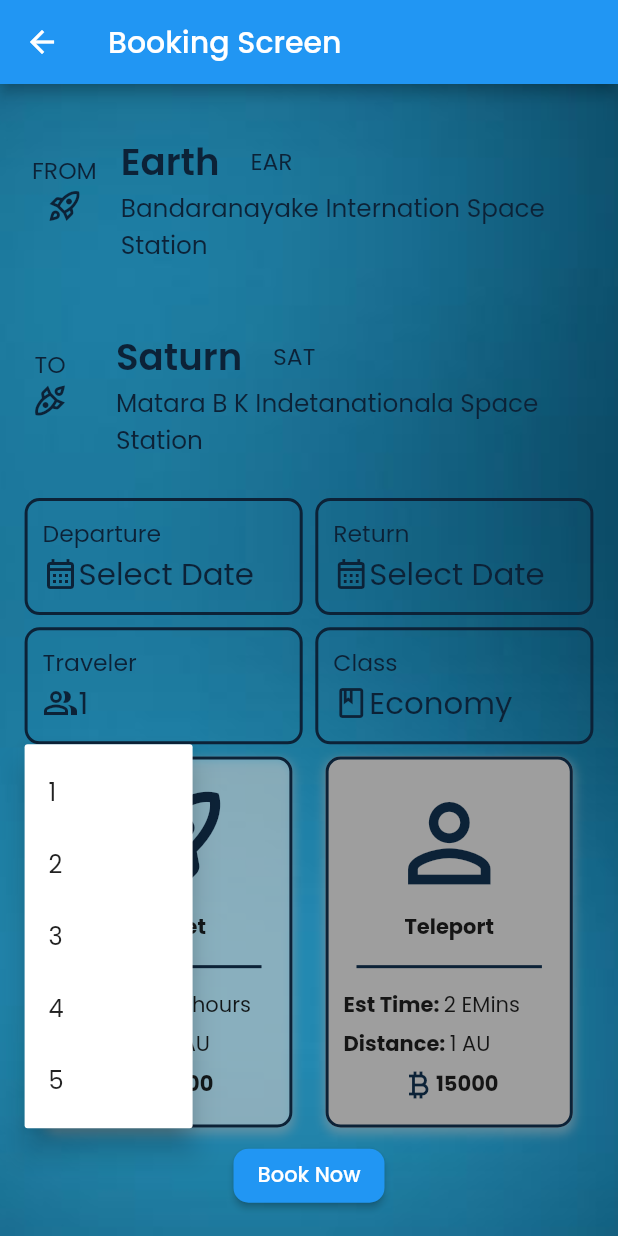
After one commit to DinithKumudika/velox-ByteMechanics_Velox, a Flutter app: the BookingScreen screen opened directly, after a tap on "Traveler", on a phone screen of 412 x 824 dp. The commit adds this screen. Run offline on Flutter 3.47's test engine with Material 2 defaults, Android fonts, the phone set to English and light mode, and no system bars; our stand-ins replace cloud_firestore, firebase_core, flutter_svg, get, lottie; accounts and stored records are empty.

Commit message:
Added booking screen

```diff
--- a/lib/config/routes.dart
+++ b/lib/config/routes.dart
@@ -1,6 +1,7 @@
 import 'package:flutter/material.dart';
 import 'package:velox/features/authentication/screens/login_screen.dart';
 import 'package:velox/features/authentication/screens/signup_screen.dart';
+import 'package:velox/screens/booking_screen.dart';
 import 'package:velox/screens/welcome_screen.dart';
 
 // Define your routes as a Map<String, WidgetBuilder> where the keys are the route names
@@ -10,4 +11,5 @@ final Map<String, WidgetBuilder> routes = {
   '/welcome': (context) => const WelcomeScreen(),
   '/login': (context) => const LoginScreen(),
   '/signup': (context) => const SignupScreen(),
+  '/bookingDetails': (context) => BookingScreen(),
 };
--- /dev/null
+++ b/lib/screens/booking_screen.dart
@@ -0,0 +1,172 @@
+import 'package:flutter/material.dart';
+import 'package:velox/widgets/booking_tile_narrow.dart';
+import 'package:velox/widgets/booking_tile_vertical.dart';
+
+import '../widgets/booking_tile_wide.dart';
+
+class BookingScreen extends StatefulWidget {
+  static const routeName = '/booking-screen';
+
+  @override
+  _BookingScreenState createState() => _BookingScreenState();
+}
+
+class _BookingScreenState extends State<BookingScreen> {
+  TextEditingController _departureDateController = TextEditingController();
+  TextEditingController _returnDateController = TextEditingController();
+  TextEditingController _travelerController = TextEditingController();
+  TextEditingController _classController = TextEditingController();
+  String _selectedTransportMode = 'Rocket';
+
+  @override
+  Widget build(BuildContext context) {
+    return Scaffold(
+      appBar: AppBar(
+        title: Text('Booking Screen'),
+      ),
+      body: Container(
+        //add background image
+        decoration: BoxDecoration(
+          image: DecorationImage(
+            image: AssetImage('assets/images/background.jpg'),
+            fit: BoxFit.cover,
+          ),
+        ),
+        child: Padding(
+          padding: const EdgeInsets.all(8.0),
+          child: Column(
+            crossAxisAlignment: CrossAxisAlignment.start,
+            mainAxisAlignment: MainAxisAlignment.spaceEvenly,
+            children: [
+              WideBookingTile(
+                toFrom: "FROM",
+                planet: "Earth",
+                planetCode: "EAR",
+                destination: "Bandaranayake Internation Space Station",
+
+              ),
+              WideBookingTile(
+                toFrom: "TO",
+                planet: "Saturn",
+                planetCode: "SAT",
+                destination: "Matara B K Indetanationala Space Station",
+              ),
+              Row(
+                mainAxisAlignment: MainAxisAlignment.spaceEvenly,
+                children: [
+                  NarrowBookingTile(
+                    leadingIcon: Icons.calendar_month_outlined,
+                    title: 'Departure',
+                    isDatePicker: true,
+                    controller: _departureDateController,
+                  ),
+                  NarrowBookingTile(
+                    leadingIcon: Icons.calendar_month_outlined,
+                    title: 'Return',
+                    isDatePicker: true,
+                    controller: _returnDateController,
+                  ),
+                ],
+              ),
+              Row(
+                mainAxisAlignment: MainAxisAlignment.spaceEvenly,
+                children: [
+                  NarrowBookingTile(
+                    //leading icon to show multiple users
+                    leadingIcon: Icons.people_alt_outlined,
+                    title: 'Traveler',
+                    isNumPicker: true,
+                    controller: _travelerController,
+                  ),
+                  NarrowBookingTile(
+                    leadingIcon: Icons.book_outlined,
+                    title: 'Class',
+                    isDropDown: true,
+                    dropDownItems: ['Economy', 'Business', 'First'],
+                    controller: _classController,
+                  ),
+                ],
+              ),
+              GestureDetector(
+                onTap: () {
+                  setState(() {
+                    if (_selectedTransportMode == 'Rocket') {
+                      _selectedTransportMode = 'Teleport';
+                    } else {
+                      _selectedTransportMode = 'Rocket';
+                    }
+                  });
+                },
+                child: Row(
+                  mainAxisAlignment: MainAxisAlignment.spaceEvenly,
+                  children: [
+                    Container(
+                      //add blur effect based on the selected transport mode
+                      decoration: BoxDecoration(
+                        color: _selectedTransportMode == 'Rocket'
+                            ? Color.fromRGBO(255, 255, 255, 0.25)
+                            : Colors.grey,
+                        borderRadius: BorderRadius.circular(10),
+                        boxShadow: [
+                          BoxShadow(
+                            color: Colors.grey.withOpacity(0.5),
+                            spreadRadius: 1,
+                            blurRadius: 5,
+                            offset: Offset(0, 3),
+                          ),
+                        ],
+                      ),
+                      child: VerticalBookingTile(
+                        leadingIcon: Icons.rocket_launch_outlined,
+                        title: 'Rocket',
+                        estTime: '2 Ehours',
+                        distance: '1 AU',
+                        cost: '2000',
+                      ),
+                    ),
+                    Container(
+                      //add blur effect based on the selected transport mode
+                      decoration: BoxDecoration(
+                        color: _selectedTransportMode == 'Teleport'
+                            ? Color.fromRGBO(255, 255, 255, 0.25)
+                            : Colors.grey,
+                        borderRadius: BorderRadius.circular(10),
+                        boxShadow: [
+                          BoxShadow(
+                            color: Colors.grey.withOpacity(0.5),
+                            spreadRadius: 1,
+                            blurRadius: 5,
+                            offset: Offset(0, 3),
+                          ),
+                        ],
+                      ),
+                      child: VerticalBookingTile(
+                        leadingIcon: Icons.person_outline,
+                        title: 'Teleport',
+                        estTime: '2 EMins',
+                        distance: '1 AU',
+                        cost: '15000',
+                      ),
+                    ),
+                  ],
+                ),
+              ),
+              Center(
+                child: ElevatedButton(
+                  style: ElevatedButton.styleFrom(
+
+                    shape: RoundedRectangleBorder(
+                      borderRadius: BorderRadius.circular(10),
+                    ),
+                  ),
+                  onPressed: () {},
+                  child: Text('Book Now'),
+                ),
+              ),
+            ],
+          ),
+        ),
+      ),
+    );
+  }
+}
--- /dev/null
+++ b/lib/widgets/booking_tile_narrow.dart
@@ -0,0 +1,187 @@
+import 'package:flutter/material.dart';
+import 'package:intl/intl.dart';
+
+class NarrowBookingTile extends StatefulWidget {
+  NarrowBookingTile(
+      {super.key,
+      required this.leadingIcon,
+      required this.title,
+      this.isDatePicker = false,
+      this.isDropDown = false,
+      this.dropDownItems = const [],
+      this.isNumPicker = false,
+      required this.controller});
+
+  final IconData leadingIcon;
+  final String title;
+  final bool isDatePicker;
+  final bool isDropDown;
+  final bool isNumPicker;
+  final List<String> dropDownItems;
+  final TextEditingController controller;
+
+  @override
+  State<NarrowBookingTile> createState() => _NarrowBookingTileState();
+}
+
+class _NarrowBookingTileState extends State<NarrowBookingTile> {
+
+  @override
+  void initState() {
+    super.initState();
+    if (widget.isDropDown) {
+      widget.controller.text = widget.dropDownItems[0];
+    }
+    if (widget.isNumPicker) {
+      widget.controller.text = '1';
+    }
+  }
+
+  @override
+  Widget build(BuildContext context) {
+    var icon = Icon(
+      widget.leadingIcon,
+      color: Color.fromRGBO(12, 34, 55, 1),
+    );
+    var title = Text(
+      widget.title,
+      style: TextStyle(
+        color: Color.fromRGBO(12, 34, 55, 1),
+        fontSize: MediaQuery.of(context).size.width * 0.038,
+        fontFamily: 'Poppins',
+        fontWeight: FontWeight.w400,
+      ),
+    );
+    return InkWell(
+      onTap: () async {
+        // await datePicker(context);
+        if (widget.isDatePicker) {
+          await datePicker(context);
+        }
+        if (widget.isDropDown) {
+          await dropDown(context, widget.dropDownItems);
+        }
+        if (widget.isNumPicker) {
+          await numPicker(context);
+        }
+      },
+      child: Container(
+        padding: EdgeInsets.all(10),
+        decoration: BoxDecoration(
+          border: Border.all(
+            color: Color.fromRGBO(12, 34, 55, 1),
+            width: 2,
+          ),
+          borderRadius: BorderRadius.circular(10),
+        ),
+        width: MediaQuery.of(context).size.width * 0.45,
+        child: Column(
+          crossAxisAlignment: CrossAxisAlignment.start,
+          children: [
+            title,
+            Row(
+              children: [
+                icon,
+                Text(
+                  widget.controller.text.isEmpty ? "Select Date" : widget.controller.text,
+                  // overflow: TextOverflow.ellipsis,
+                  style: TextStyle(
+                    color: Color.fromRGBO(12, 34, 55, 1),
+                    fontSize: MediaQuery.of(context).size.width * 0.05,
+                    fontFamily: 'Poppins',
+                  ),
+                ),
+              ],
+            )
+          ],
+        ),
+      ),
+    );
+  }
+
+  Future<void> datePicker(BuildContext context) async {
+    final DateTime? pickedDate = await showDatePicker(
+      context: context,
+      //initial date to now when no date is selected but selected date when a date is selected
+      initialDate: widget.controller.text.isEmpty
+          ? DateTime.now()
+          : DateFormat('dd/MM/yyyy').parse(widget.controller.text),
+      firstDate: DateTime.now(),
+      lastDate:
+          DateTime.now().add(Duration(days: 3650)), // 10 years into the future
+    );
+    if (pickedDate != null) {
+      // widget.controller.text = DateFormat('dd/MM/yyyy').format(pickedDate);
+      //set the state to update the UI
+      setState(() {
+        widget.controller.text = DateFormat('dd/MM/yyyy').format(pickedDate);
+      });
+    }
+  }
+
+  Future<void> dropDown(
+      BuildContext context, List<String> dropDownItems) async {
+    final RenderBox inkWellBox = context.findRenderObject() as RenderBox;
+    final menuPosition = RelativeRect.fromRect(
+      Rect.fromPoints(
+        inkWellBox.localToGlobal(Offset(0, inkWellBox.size.height + 10)),
+        inkWellBox.localToGlobal(inkWellBox.size.bottomRight(Offset.zero)),
+      ),
+      Offset.zero & MediaQuery.of(context).size,
+    );
+    final String? pickedItem = await showMenu(
+      context: context,
+      position: menuPosition,
+      items: dropDownItems.map((String item) {
+        return PopupMenuItem<String>(
+            value: item,
+            child: InkWell(
+              onTap: () {
+                Navigator.pop(context, item);
+              },
+              child: Text(item),
+            ));
+      }).toList(),
+    );
+
+    if (pickedItem != null) {
+      //set the state to update the UI
+      setState(() {
+        widget.controller.text = pickedItem;
+      });
+    }
+  }
+
+  Future<void> numPicker(BuildContext context) async {
+    final RenderBox inkWellBox = context.findRenderObject() as RenderBox;
+    final menuPosition = RelativeRect.fromRect(
+      Rect.fromPoints(
+        inkWellBox.localToGlobal(Offset(0, inkWellBox.size.height + 10)),
+        inkWellBox.localToGlobal(inkWellBox.size.bottomRight(Offset.zero)),
+      ),
+      Offset.zero & MediaQuery.of(context).size,
+    );
+    List<int> dropDownItems = [1, 2, 3, 4, 5];
+    final int? pickedNum = await showMenu<int>(
+      context: context,
+      position: menuPosition,
+      items: dropDownItems.map((int item) {
+        return PopupMenuItem<int>(
+            value: item,
+            child: InkWell(
+              onTap: () {
+                Navigator.pop(context, item);
+              },
+              child: Text(item.toString()),
+            ));
+      }).toList(),
+    );
+
+    if (pickedNum != null) {
+      //set the state to update the UI
+      setState(() {
+        widget.controller.text = pickedNum.toString();
+      });
+    }
+  }
+}
--- /dev/null
+++ b/lib/widgets/booking_tile_vertical.dart
@@ -0,0 +1,85 @@
+import 'package:flutter/material.dart';
+
+class VerticalBookingTile extends StatelessWidget {
+
+  VerticalBookingTile({
+    required this.leadingIcon,
+    required this.title,
+    required this.estTime,
+    required this.distance,
+    required this.cost,
+  });
+
+  final IconData leadingIcon;
+  final String title;
+  final String estTime;
+  final String distance;
+  final String cost;
+  @override
+  Widget build(BuildContext context) {
+    return Container(
+      height: MediaQuery.of(context).size.height * 0.30,
+      width: MediaQuery.of(context).size.width * 0.40,
+      padding: EdgeInsets.all(10.0),
+      decoration: BoxDecoration(
+        border: Border.all(
+          color: Color.fromRGBO(12, 34, 55, 1),
+          width: 2.0,
+        ),
+        borderRadius: BorderRadius.circular(10.0),
+      ),
+      child: Column(
+        crossAxisAlignment: CrossAxisAlignment.center,
+        mainAxisAlignment: MainAxisAlignment.spaceEvenly,
+        children: [
+          Icon(
+            leadingIcon,
+            color: Color.fromRGBO(12, 34, 55, 1),
+            size: MediaQuery.of(context).size.height * 0.10,
+          ),
+          Text(
+            title,
+            style: TextStyle(
+              fontWeight: FontWeight.bold,
+            ),
+          ),
+          //horizontal line
+          Container(
+            margin: EdgeInsets.symmetric(vertical: 10.0),
+            height: 2.0,
+            width: MediaQuery.of(context).size.width * 0.30,
+            color: Color.fromRGBO(12, 34, 55, 1),
+          ),
+          Row(
+            children: [
+              Text(
+                "Est Time: ",
+                style: TextStyle(fontWeight: FontWeight.bold),
+              ),
+              Text(estTime),
+            ],
+          ),
+          Row(
+            children: [
+              Text(
+                "Distance: ",
+                style: TextStyle(fontWeight: FontWeight.bold),
+              ),
+              Text(distance),
+            ],
+          ),
+          Row(
+            mainAxisAlignment: MainAxisAlignment.center,
+            children: [
+              Icon(Icons.currency_bitcoin, color: Color.fromRGBO(12, 34, 55, 1)),
+              Text(
+                cost,
+                style: TextStyle(fontWeight: FontWeight.bold),
+              ),
+            ],
+          )
+        ],
+      ),
+    );
+  }
+}
--- /dev/null
+++ b/lib/widgets/booking_tile_wide.dart
@@ -0,0 +1,91 @@
+import 'package:flutter/material.dart';
+
+class WideBookingTile extends StatelessWidget {
+  WideBookingTile({super.key, required this.toFrom, required this.planet, required this.planetCode, required this.destination});
+
+final String toFrom;
+final String planet;
+final String planetCode;
+final String destination;
+  @override
+  Widget build(BuildContext context) {
+    var leadingIcon;
+    if (toFrom == "FROM") {
+      leadingIcon = Icon(
+        Icons.rocket_launch_outlined,
+        color: Color.fromRGBO(12, 34, 55, 1),
+      );
+    } else {
+      leadingIcon = Transform.rotate(
+          angle: 3.14,
+          child: Icon(
+            Icons.rocket_launch_outlined,
+            color: Color.fromRGBO(12, 34, 55, 1),
+          ));
+    }
+    return ListTile(
+      //give background color\
+      dense: true,
+      tileColor: Color.fromRGBO(255, 255, 255, 1),
+      shape: RoundedRectangleBorder(
+        borderRadius: BorderRadius.circular(10),
+        side: BorderSide(
+          color: Colors.black,
+        ),
+      ),
+      contentPadding: EdgeInsets.all(
+        MediaQuery.of(context).size.width * 0.03,
+      ),
+      leading: Column(
+        children: [
+          Text(
+            toFrom,
+            style: TextStyle(
+              color: Color.fromRGBO(12, 34, 55, 1),
+              fontSize: MediaQuery.of(context).size.width * 0.038,
+              fontFamily: 'Poppins',
+              fontWeight: FontWeight.w400,
+            ),
+          ),
+          leadingIcon,
+        ],
+        mainAxisAlignment: MainAxisAlignment.center,
+      ),
+      title: Flex(direction: Axis.horizontal, children: [
+        Text(planet,
+            style: TextStyle(
+              color: Color.fromRGBO(12, 34, 55, 1),
+              fontSize: MediaQuery.of(context).size.width * 0.06,
+              fontFamily: 'Poppins',
+              fontWeight: FontWeight.w600,
+            )),
+        Expanded(
+            child: Padding(
+          padding:
+              EdgeInsets.only(left: MediaQuery.of(context).size.width * 0.05),
+          child: Text(
+            planetCode,
+            style: TextStyle(
+              color: Color.fromRGBO(12, 34, 55, 1),
+              fontSize: MediaQuery.of(context).size.width * 0.038,
+              fontFamily: 'Poppins',
+              fontWeight: FontWeight.w400,
+            ),
+          ),
+        )),
+      ]),
+      subtitle: Text(
+        destination,
+        style: TextStyle(
+          color: Color.fromRGBO(12, 34, 55, 1),
+          fontSize: MediaQuery.of(context).size.width * 0.04,
+          fontFamily: 'Poppins',
+          fontWeight: FontWeight.w400,
+        ),
+      ),
+      onTap: () {
+        // Navigator.pushNamed(context, '/booking');
+      },
+    );
+  }
+}
--- a/pubspec.yaml
+++ b/pubspec.yaml
@@ -44,6 +44,8 @@ dependencies:
   firebase_auth: ^4.7.3
   cloud_firestore: ^4.8.5
   get: ^4.6.5
+  intl: ^0.18.1
+  numberpicker: ^2.1.2
 
 dev_dependencies:
   flutter_test:
```
Also changed, not shown: assets/images/background.jpg (added), assets/images/rocketIcon.png (added), assets/images/rocketMode.png (added), pubspec.lock, 1 other file.
